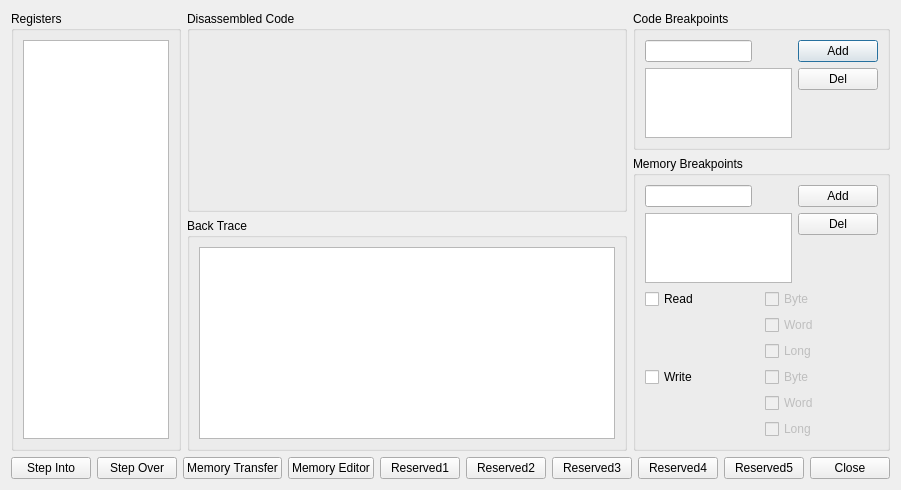
Above: yabause/src/qt/ui/UIDebugCPU.ui from KitoHo/yabause before the change. Below: the same form after it.
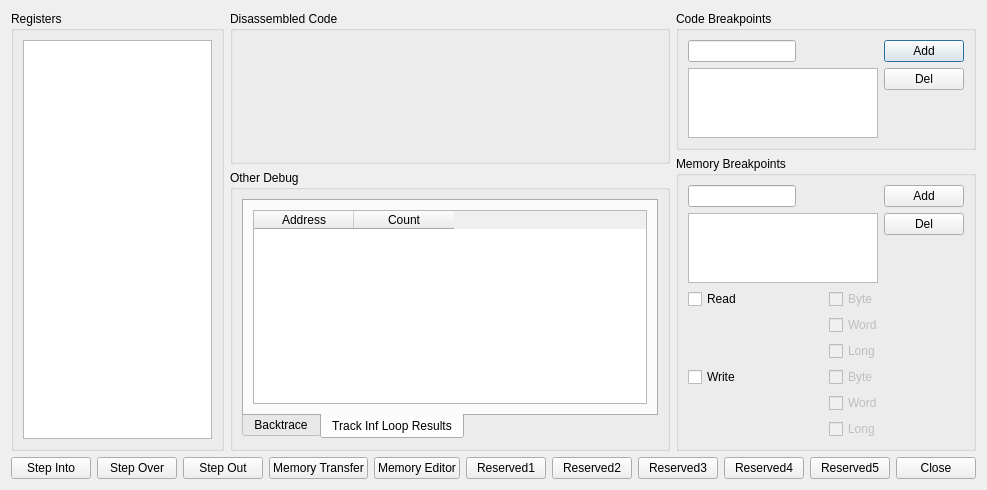
That is the form after the change. Custom widgets are drawn as their Qt base class.

Commit message: Added new SH2 debug functions that should help developers and rom hackers:  -Step Over  -Step Out  -Track Infinite Loop

```diff
--- a/yabause/src/qt/ui/UIDebugCPU.ui
+++ b/yabause/src/qt/ui/UIDebugCPU.ui
@@ -6,7 +6,7 @@
    <rect>
     <x>0</x>
     <y>0</y>
-    <width>846</width>
+    <width>927</width>
     <height>483</height>
    </rect>
   </property>
@@ -82,22 +82,87 @@
           </sizepolicy>
          </property>
          <property name="title">
-          <string>Back Trace</string>
+          <string>Other Debug</string>
          </property>
          <layout class="QHBoxLayout" name="horizontalLayout_8">
           <item>
-           <widget class="QListWidget" name="lwBackTrace">
+           <widget class="QTabWidget" name="tabOtherDebug">
             <property name="sizePolicy">
              <sizepolicy hsizetype="Preferred" vsizetype="Minimum">
               <horstretch>0</horstretch>
               <verstretch>0</verstretch>
              </sizepolicy>
             </property>
-            <property name="font">
-             <font>
-              <family>Courier New</family>
-             </font>
+            <property name="tabPosition">
+             <enum>QTabWidget::South</enum>
             </property>
+            <property name="tabShape">
+             <enum>QTabWidget::Rounded</enum>
+            </property>
+            <property name="currentIndex">
+             <number>1</number>
+            </property>
+            <property name="tabsClosable">
+             <bool>false</bool>
+            </property>
+            <widget class="QWidget" name="tab_3">
+             <attribute name="title">
+              <string>Backtrace</string>
+             </attribute>
+             <layout class="QVBoxLayout" name="verticalLayout_14">
+              <item>
+               <widget class="QListWidget" name="lwBackTrace">
+                <property name="sizePolicy">
+                 <sizepolicy hsizetype="Preferred" vsizetype="Minimum">
+                  <horstretch>0</horstretch>
+                  <verstretch>0</verstretch>
+                 </sizepolicy>
+                </property>
+                <property name="font">
+                 <font>
+                  <family>Courier New</family>
+                 </font>
+                </property>
+               </widget>
+              </item>
+             </layout>
+            </widget>
+            <widget class="QWidget" name="tab_4">
+             <attribute name="title">
+              <string>Track Inf Loop Results</string>
+             </attribute>
+             <layout class="QVBoxLayout" name="verticalLayout_15">
+              <item>
+               <widget class="QTableWidget" name="twTrackInfLoop">
+                <property name="sizePolicy">
+                 <sizepolicy hsizetype="Preferred" vsizetype="Minimum">
+                  <horstretch>0</horstretch>
+                  <verstretch>0</verstretch>
+                 </sizepolicy>
+                </property>
+                <property name="editTriggers">
+                 <set>QAbstractItemView::NoEditTriggers</set>
+                </property>
+                <property name="showDropIndicator" stdset="0">
+                 <bool>false</bool>
+                </property>
+                <property name="dragDropOverwriteMode">
+                 <bool>false</bool>
+                </property>
+                <column>
+                 <property name="text">
+                  <string>Address</string>
+                 </property>
+                </column>
+                <column>
+                 <property name="text">
+                  <string>Count</string>
+                 </property>
+                </column>
+               </widget>
+              </item>
+             </layout>
+            </widget>
            </widget>
           </item>
          </layout>
@@ -433,6 +498,13 @@
        </property>
       </widget>
      </item>
+     <item>
+      <widget class="QPushButton" name="pbStepOut">
+       <property name="text">
+        <string>Step Out</string>
+       </property>
+      </widget>
+     </item>
      <item>
       <widget class="QPushButton" name="pbMemoryTransfer">
        <property name="text">
```
The commit also changes 9 other files.
